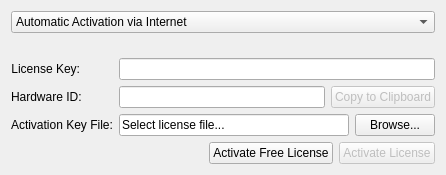
Old version of the form client/src/ui/widgets/settings/license_widget.ui in the repository networkoptix/nx_open.
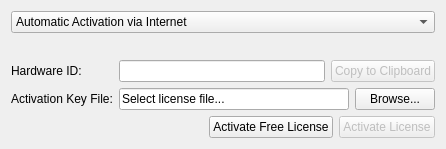
New version of the form. The open tabs and pages were chosen to show the change. Custom widgets are drawn as their Qt base class.

Commit message:
(Issue #4029) :  license activation ( manual mode ) => hide license Key edit box
<==== Mercurial data ====>
Branch: master

```diff
--- a/client/src/ui/widgets/settings/license_widget.ui
+++ b/client/src/ui/widgets/settings/license_widget.ui
@@ -7,7 +7,7 @@
     <x>0</x>
     <y>0</y>
     <width>446</width>
-    <height>175</height>
+    <height>149</height>
    </rect>
   </property>
   <layout class="QVBoxLayout" name="verticalLayout">
@@ -105,22 +105,6 @@
           <enum>QFormLayout::AllNonFixedFieldsGrow</enum>
          </property>
          <item row="0" column="0">
-          <widget class="QLabel" name="manualKeyLabel">
-           <property name="text">
-            <string>License Key:</string>
-           </property>
-           <property name="alignment">
-            <set>Qt::AlignRight|Qt::AlignTrailing|Qt::AlignVCenter</set>
-           </property>
-           <property name="buddy">
-            <cstring>manualKeyEdit</cstring>
-           </property>
-          </widget>
-         </item>
-         <item row="0" column="1">
-          <widget class="QLineEdit" name="manualKeyEdit"/>
-         </item>
-         <item row="1" column="0">
           <widget class="QLabel" name="hardwareIdLabel">
            <property name="text">
             <string>Hardware ID:</string>
@@ -130,14 +114,38 @@
            </property>
           </widget>
          </item>
-         <item row="2" column="0">
+         <item row="0" column="1">
+          <layout class="QHBoxLayout" name="horizontalLayout_2">
+           <item>
+            <widget class="QLineEdit" name="hardwareIdEdit">
+             <property name="enabled">
+              <bool>true</bool>
+             </property>
+             <property name="readOnly">
+              <bool>true</bool>
+             </property>
+            </widget>
+           </item>
+           <item>
+            <widget class="QPushButton" name="copyHwidButton">
+             <property name="enabled">
+              <bool>false</bool>
+             </property>
+             <property name="text">
+              <string>Copy to Clipboard</string>
+             </property>
+            </widget>
+           </item>
+          </layout>
+         </item>
+         <item row="1" column="0">
           <widget class="QLabel" name="activationKeyFileLabel">
            <property name="text">
             <string>Activation Key File:</string>
            </property>
           </widget>
          </item>
-         <item row="2" column="1">
+         <item row="1" column="1">
           <layout class="QHBoxLayout" name="horizontalLayout_3">
            <item>
             <widget class="QLineEdit" name="fileLineEdit">
@@ -161,30 +169,6 @@
            </item>
           </layout>
          </item>
-         <item row="1" column="1">
-          <layout class="QHBoxLayout" name="horizontalLayout_2">
-           <item>
-            <widget class="QLineEdit" name="hardwareIdEdit">
-             <property name="enabled">
-              <bool>true</bool>
-             </property>
-             <property name="readOnly">
-              <bool>true</bool>
-             </property>
-            </widget>
-           </item>
-           <item>
-            <widget class="QPushButton" name="copyHwidButton">
-             <property name="enabled">
-              <bool>false</bool>
-             </property>
-             <property name="text">
-              <string>Copy to Clipboard</string>
-             </property>
-            </widget>
-           </item>
-          </layout>
-         </item>
         </layout>
        </item>
       </layout>
```
Left out of the diff: 6 changed lines with no effect on the pictures. The commit also changes 1 other file.
